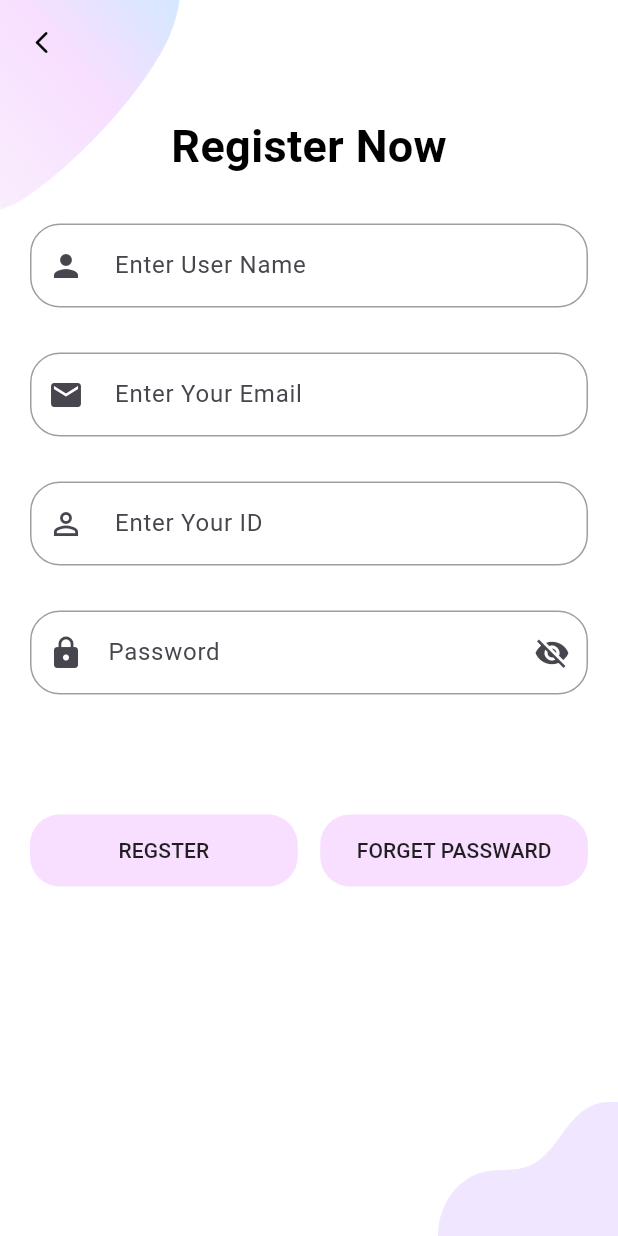
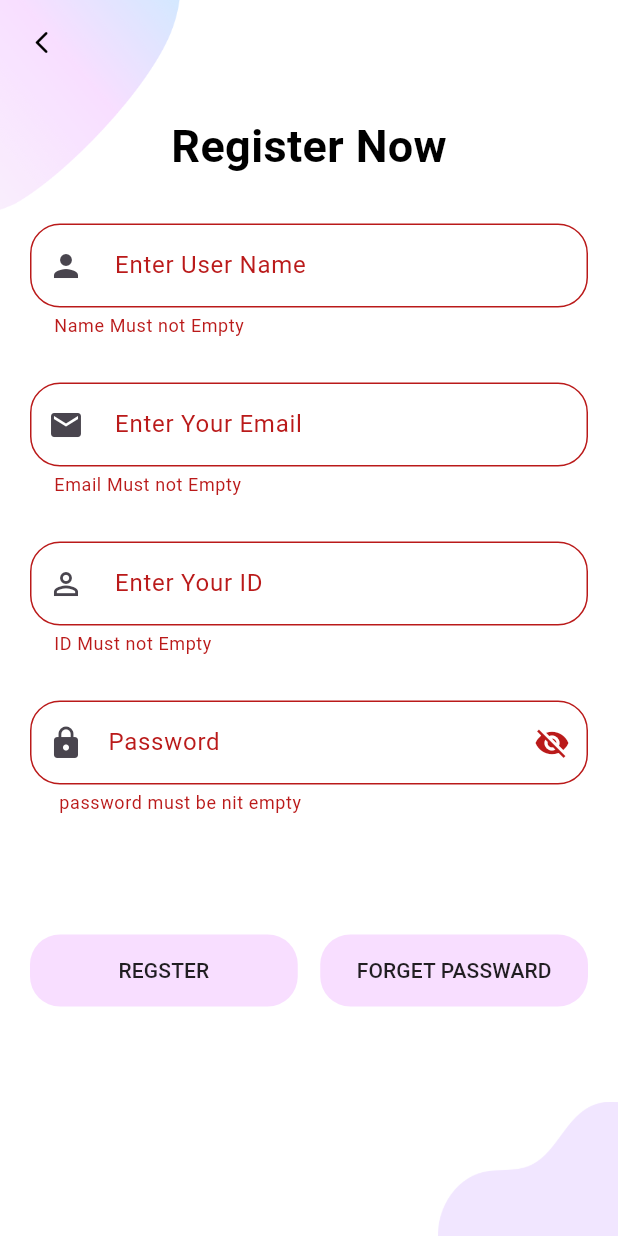
Before and after one commit to AyaSayed3/sa7a7, a Flutter app: the MyRegister screen opened directly, after a tap on "REGSTER", on a phone screen of 412 x 824 dp. Run offline on Flutter 3.47's test engine with Material 3 defaults, Android fonts, the light colour scheme and no system bars; our stand-ins replace awesome_dialog, firebase_auth, firebase_core, flutter_bloc, flutter_svg, sqflite; accounts and stored records are empty.

Commit message:
last edit

```diff
--- a/lib/models/Screens/Welcome/welcome_screen.dart
+++ b/lib/models/Screens/Welcome/welcome_screen.dart
@@ -8,7 +8,7 @@ import 'copmonents/welcome_image.dart';
 
 
 class WelcomeScreen extends StatelessWidget {
-  const WelcomeScreen({Key? key}) : super(key: key);
+  const WelcomeScreen({super.key}) ;
 
   @override
   Widget build(BuildContext context) {
--- a/lib/models/register/register_screen.dart
+++ b/lib/models/register/register_screen.dart
@@ -1,6 +1,8 @@
 // import 'package:firebase_auth/firebase_auth.dart';
+import 'package:firebase_auth/firebase_auth.dart';
 import 'package:flutter/material.dart';
 import 'package:sa7a7/models/Screens/Welcome/welcome_screen.dart';
+import 'package:sa7a7/models/Screens/verification.dart/verifiction_email.dart';
 import 'package:sa7a7/models/register/resetpass.dart';
 import 'package:sa7a7/models/shared/componantes/back_ground2.dart';
 import 'package:sa7a7/models/shared/componantes/companantes.dart';
@@ -67,7 +69,7 @@ class _MyRegisterState extends State<MyRegister> {
                       keyboardType: TextInputType.name,
                       prefix: Icons.person,
                       vlidator: (value) {
-                        if (value.isEmpty()) return 'Name Must not Empty';
+                        if (value.isEmpty) return 'Name Must not Empty';
                       },
                     ),
                     const SizedBox(height: 30),
@@ -77,7 +79,7 @@ class _MyRegisterState extends State<MyRegister> {
                       keyboardType: TextInputType.emailAddress,
                       prefix: Icons.email,
                       vlidator: (value) {
-                        if (value.isEmpty()) return 'Email Must not Empty';
+                        if (value.isEmpty) return 'Email Must not Empty';
                       },
                     ),
                     const SizedBox(height: 30),
@@ -87,7 +89,7 @@ class _MyRegisterState extends State<MyRegister> {
                       keyboardType: TextInputType.number,
                       prefix: Icons.perm_identity,
                       vlidator: (value) {
-                        if (value.isEmpty()) return 'ID Must not Empty';
+                        if (value.isEmpty) return 'ID Must not Empty';
                       },
                     ),
                     const SizedBox(height: 30),
@@ -117,58 +119,58 @@ class _MyRegisterState extends State<MyRegister> {
                         child: defaultButton(
                             onPressedFunction: () async {
                               if (formKey.currentState!.validate()) {
-                                // FirebaseAuth.instance.currentUser!
-                                //     .sendEmailVerification();
-                                // try {
-                                //   await FirebaseAuth.instance
-                                //       .createUserWithEmailAndPassword(
-                                //     email: emailController.text,
-                                //     password: passwardController.text,
-                                //   )
-                                //       .then((value) {
-                                //     Navigator.push(
-                                //         context,
-                                //         MaterialPageRoute(
-                                //             builder: (context) =>
-                                //                 const VerifictionEmail()));
-                                //   });
-                                // } on FirebaseAuthException catch (e) {
-                                //   if (e.code == 'weak-password') {
-                                //     print('The password provided is too weak.');
-                                //   } else if (e.code == 'email-already-in-use') {
-                                //     print(
-                                //         'The account already exists for that email.');
-                                //   }
-                                // } catch (e) {
-                                //   print('@@@@@@@@@@@@@@@@@@@@@  $e');
-                                // }
+                                FirebaseAuth.instance.currentUser!
+                                    .sendEmailVerification();
+                                try {
+                                  await FirebaseAuth.instance
+                                      .createUserWithEmailAndPassword(
+                                    email: emailController.text,
+                                    password: passwardController.text,
+                                  )
+                                      .then((value) {
+                                    Navigator.push(
+                                        context,
+                                        MaterialPageRoute(
+                                            builder: (context) =>
+                                                const VerifictionEmail()));
+                                  });
+                                } on FirebaseAuthException catch (e) {
+                                  if (e.code == 'weak-password') {
+                                    print('The password provided is too weak.');
+                                  } else if (e.code == 'email-already-in-use') {
+                                    print(
+                                        'The account already exists for that email.');
+                                  }
+                                } catch (e) {
+                                  print('@@@@@@@@@@@@@@@@@@@@@  $e');
+                                }
 
 
-                                // FirebaseAuth.instance.currentUser!
-                                //     .sendEmailVerification();
-                                // try {
-                                //   await FirebaseAuth.instance
-                                //       .createUserWithEmailAndPassword(
-                                //     email: emailController.text,
-                                //     password: passwardController.text,
-                                //   )
-                                //       .then((value) {
-                                //     Navigator.push(
-                                //         context,
-                                //         MaterialPageRoute(
-                                //             builder: (context) =>
-                                //                 const VerifictionEmail()));
-                                //   });
-                                // } on FirebaseAuthException catch (e) {
-                                //   if (e.code == 'weak-password') {
-                                //     print('The password provided is too weak.');
-                                //   } else if (e.code == 'email-already-in-use') {
-                                //     print(
-                                //         'The account already exists for that email.');
-                                //   }
-                                // } catch (e) {
-                                //   print('@@@@@@@@@@@@@@@@@@@@@  $e');
-                                // }
+                                FirebaseAuth.instance.currentUser!
+                                    .sendEmailVerification();
+                                try {
+                                  await FirebaseAuth.instance
+                                      .createUserWithEmailAndPassword(
+                                    email: emailController.text,
+                                    password: passwardController.text,
+                                  )
+                                      .then((value) {
+                                    Navigator.push(
+                                        context,
+                                        MaterialPageRoute(
+                                            builder: (context) =>
+                                                const VerifictionEmail()));
+                                  });
+                                } on FirebaseAuthException catch (e) {
+                                  if (e.code == 'weak-password') {
+                                    print('The password provided is too weak.');
+                                  } else if (e.code == 'email-already-in-use') {
+                                    print(
+                                        'The account already exists for that email.');
+                                  }
+                                } catch (e) {
+                                  print('@@@@@@@@@@@@@@@@@@@@@  $e');
+                                }
                               }
                             },
                             text: 'Regster'),
```
Also changed, not shown: lib/models/Screens/Login/logen.dart (+22 -0 lines), lib/main.dart (line endings or trailing spaces).
